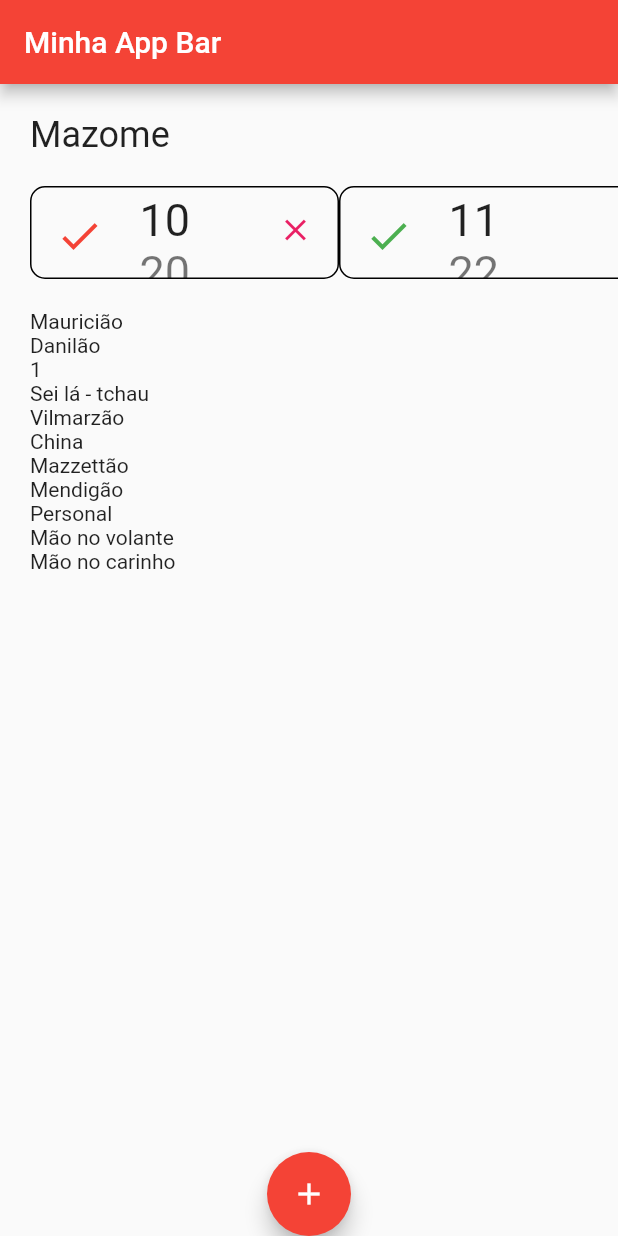
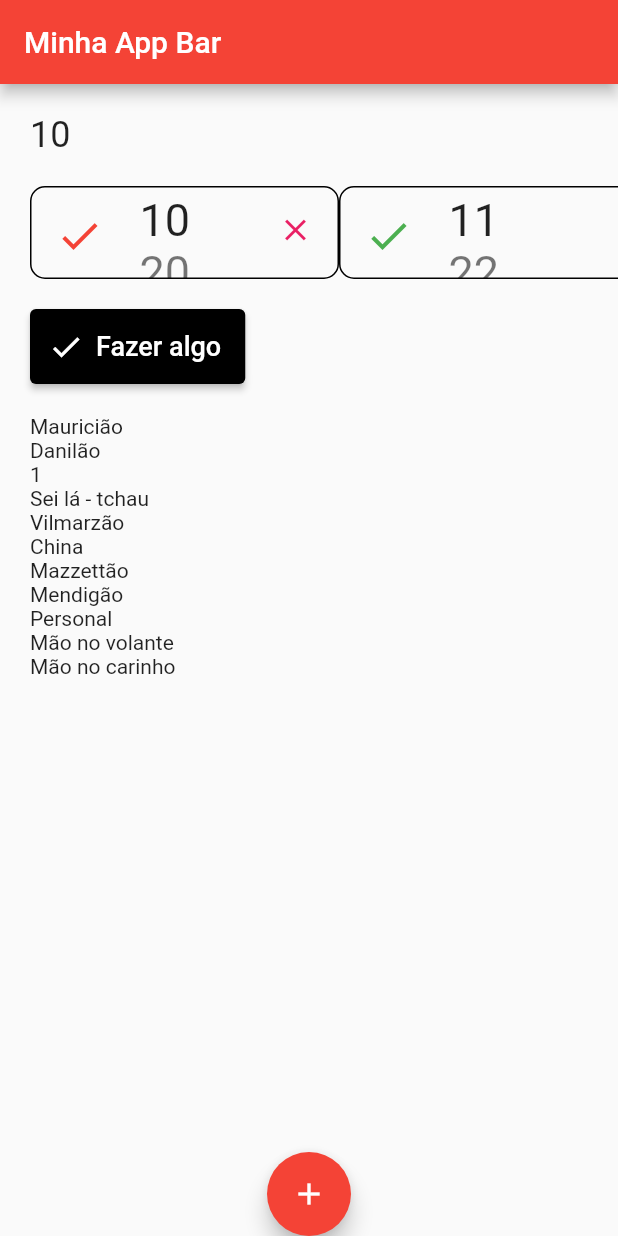
Before and after one commit to mauricioluz/treinamentorp, a Flutter app: the screen it shows after launch, on a phone screen of 412 x 824 dp. Run offline on Flutter 3.47's test engine with Material 2 defaults, Android fonts, the light colour scheme and no system bars.

Commit message:
aula 2 atualizada

```diff
--- a/lib/home_page.dart
+++ b/lib/home_page.dart
@@ -1,6 +1,7 @@
 import 'dart:math';
 
 import 'package:flutter/material.dart';
+import 'package:treinamentorp/widgets/buttons/custom_elevated_button.dart';
 import 'widgets/listtile/custom_list_tile.dart';
 
 class HomePage extends StatefulWidget {
@@ -50,7 +51,7 @@ class _HomePageState extends State<HomePage> {
               mainAxisAlignment: MainAxisAlignment.start,
               crossAxisAlignment: CrossAxisAlignment.start,
               children: [
-                const Text("Mazome", style: TextStyle(fontSize: 24)),
+                Text(valorInicial.toString(), style: TextStyle(fontSize: 24)),
                 const SizedBox(height: 20),
                 SizedBox(
                   height: 62,
@@ -62,11 +63,22 @@ class _HomePageState extends State<HomePage> {
                       }),
                 ),
                 const SizedBox(height: 20),
+                CustomElevatedButton(
+                    text: "Fazer algo",
+                    icon: Icons.check,
+                    onPressed: () {
+                      setState(() {
+                        valorInicial = Random().nextInt(100);
+                      });
+                    }),
+                const SizedBox(height: 20),
                 Expanded(
                   child: ListView.builder(
                       itemCount: nomes.length,
                       itemBuilder: (_, index) {
+                        //Pegando o objeto no índice atual
                         var valor = nomes[index];
+                        //Valido se o objeto é um Map
                         if (valor is Map) {
                           valor = "${valor["nome"]} - ${valor["sobrenome"]}";
                         }
--- /dev/null
+++ b/lib/widgets/buttons/custom_elevated_button.dart
@@ -0,0 +1,29 @@
+import 'package:flutter/material.dart';
+
+class CustomElevatedButton extends StatelessWidget {
+  final String text;
+  final Color? color;
+  final IconData icon;
+  final Function() onPressed;
+
+  CustomElevatedButton(
+      {required this.text,
+      this.color,
+      required this.icon,
+      required this.onPressed});
+
+  @override
+  Widget build(BuildContext context) {
+    return SizedBox(
+      height: 50,
+      child: ElevatedButton.icon(
+          style: ElevatedButton.styleFrom(primary: color ?? Colors.black),
+          onPressed: onPressed,
+          icon: Icon(icon),
+          label: Text(
+            text,
+            style: TextStyle(fontSize: 18),
+          )),
+    );
+  }
+}
```
